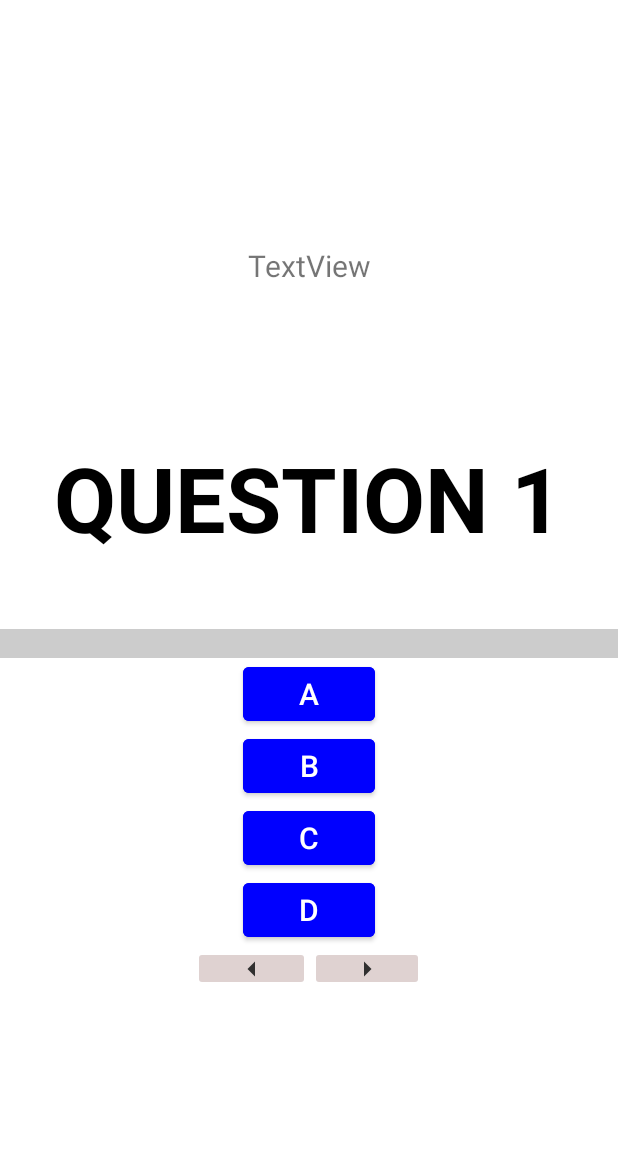
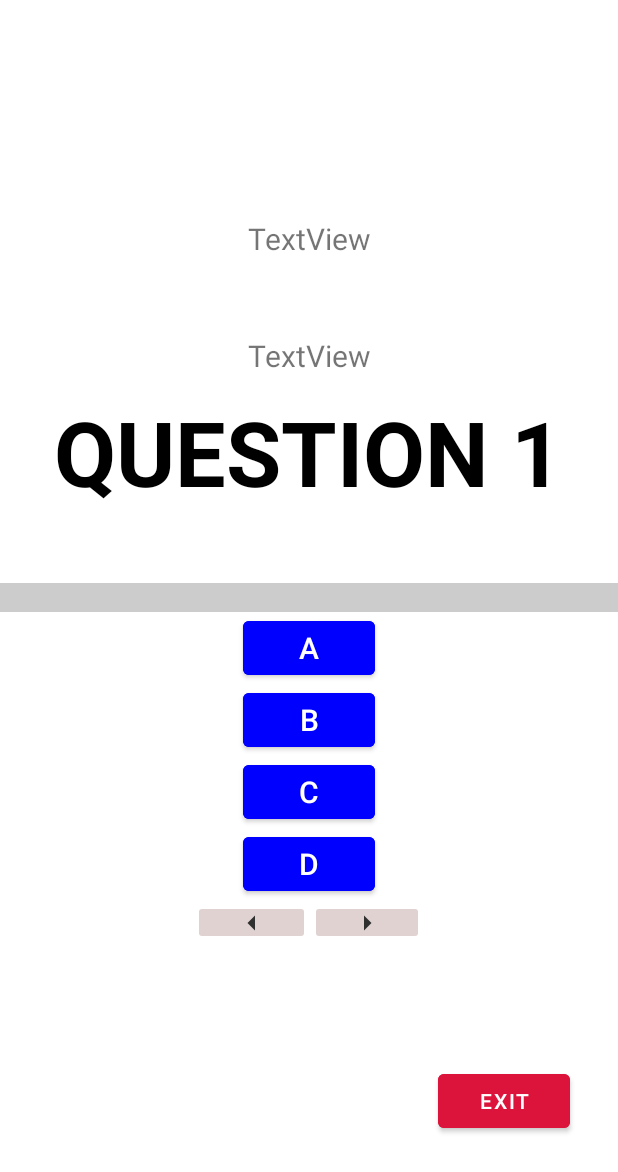
Before and after one commit to Lil-YH/QnA-App-Project, an Android app: the layout activity_question.xml on its own in the app's theme, with its tools: preview values and no code run, on a phone screen of 412 x 824 dp. Shown: the top 1172 px of the screen. Run offline under Robolectric (Android 15) with nearby library versions, the phone set to English and light mode, and no system bars.

Commit message:
Added Timer, Exit button

```diff
--- a/app/src/main/res/layout/activity_question.xml
+++ b/app/src/main/res/layout/activity_question.xml
@@ -13,17 +13,25 @@
     <TextView
         android:id="@+id/infoTextView"
         android:layout_width="match_parent"
-        android:layout_height="118dp"
+        android:layout_height="78dp"
         android:text="TextView"
         android:textAlignment="center"
         android:textSize="20sp" />
+
+    <TextView
+        android:id="@+id/timerTextView"
+        android:layout_width="match_parent"
+        android:layout_height="wrap_content"
+        android:text="TextView"
+        android:textAlignment="center"
+        android:textSize="20sp"/>
 
     <TextView
         android:id="@+id/answer_text_view"
         android:layout_width="411dp"
         android:layout_height="138dp"
         android:padding="10dp"
-        android:text="Question 1"
+        android:text="@string/question_1"
         android:textAlignment="center"
         android:textAllCaps="true"
         android:textColor="@android:color/black"
@@ -122,4 +130,14 @@
 s
     </LinearLayout>
 
+    <Button
+        android:id="@+id/buttonExit"
+        android:layout_width="wrap_content"
+        android:layout_height="wrap_content"
+        android:text="Exit"
+        android:backgroundTint="#DC143C"
+        android:translationX="130dp"
+        android:translationY="80dp"
+        android:onClick="btnAnsHandler"/>
+
 </LinearLayout>
--- a/app/src/main/res/values/strings.xml
+++ b/app/src/main/res/values/strings.xml
@@ -22,4 +22,5 @@
     <string name="buttonB">B</string>
     <string name="buttonC">C</string>
     <string name="buttonD">D</string>
+    <string name="question_1">Question 1</string>
 </resources>
```
Also changed, not shown: app/src/main/java/com/example/qna/question.java (+38 -5 lines).
